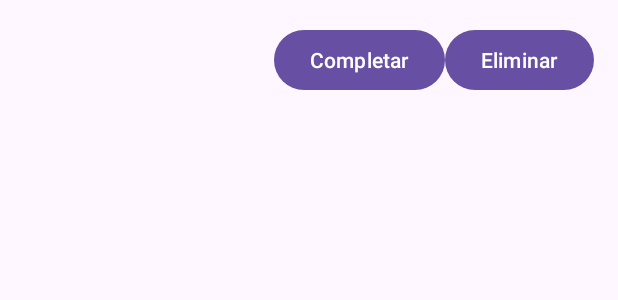
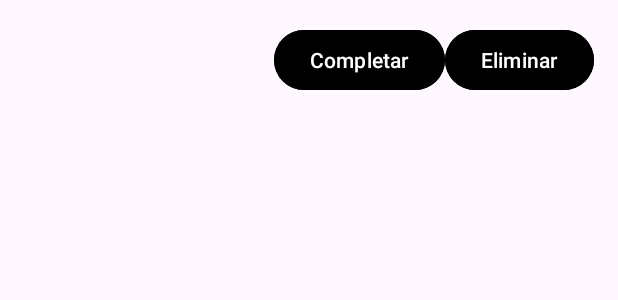
Before and after one commit to AndresZapataPascual/FamilyTasker, an Android app: the layout list_item_tarea.xml on its own in the app's theme, with its tools: preview values and no code run, on a phone screen of 412 x 824 dp. Shown: the top 300 px of the screen. Run offline under Robolectric (Android 15) with nearby library versions, the phone set to English and light mode, and no system bars.

```diff
--- a/app/src/main/res/layout/item_lista.xml
+++ b/app/src/main/res/layout/item_lista.xml
@@ -17,6 +17,8 @@
         android:id="@+id/buttonDelete"
         android:layout_width="wrap_content"
         android:layout_height="wrap_content"
+        android:textColor="@android:color/white"
+        android:backgroundTint="@color/black"
         android:text="@string/itemlistatxtbtn"/>
 
 </LinearLayout>
--- a/app/src/main/res/layout/list_item_tarea.xml
+++ b/app/src/main/res/layout/list_item_tarea.xml
@@ -19,12 +19,16 @@
         android:id="@+id/buttonCompletar"
         android:layout_width="wrap_content"
         android:layout_height="wrap_content"
+        android:textColor="@android:color/white"
+        android:backgroundTint="@color/black"
         android:text="@string/txtTerminada"/>
 
     <Button
         android:id="@+id/buttonEliminar"
         android:layout_width="wrap_content"
         android:layout_height="wrap_content"
+        android:textColor="@android:color/white"
+        android:backgroundTint="@color/black"
         android:text="@string/txtEliminar"/>
 
 </LinearLayout>
--- a/app/src/main/res/layout/listas_activity.xml
+++ b/app/src/main/res/layout/listas_activity.xml
@@ -2,6 +2,7 @@
 <LinearLayout xmlns:android="http://schemas.android.com/apk/res/android"
     android:layout_width="match_parent"
     android:layout_height="match_parent"
+    xmlns:app="http://schemas.android.com/apk/res-auto"
     android:orientation="vertical"
     android:layout_gravity="center"
     android:background="@color/white">
@@ -13,7 +14,7 @@
         android:layout_height="?attr/actionBarSize"
         android:background="@color/black"
         android:theme="?attr/actionBarTheme"
-        android:titleTextColor="@android:color/white"
+        app:titleTextColor="@color/white"
         android:titleTextAppearance="@style/TextAppearance.AppCompat.Widget.ActionBar.Title" />
 
 
@@ -40,6 +41,8 @@
             android:layout_width="85dp"
             android:layout_height="match_parent"
             android:layout_marginLeft="5dp"
+            android:textColor="@android:color/white"
+            android:backgroundTint="@color/black"
             android:text="@string/textBtnCrearLista" />
 
     </LinearLayout>
--- a/app/src/main/res/layout/tareas_activity.xml
+++ b/app/src/main/res/layout/tareas_activity.xml
@@ -14,7 +14,6 @@
         android:theme="?attr/actionBarTheme"
         android:titleTextColor="@android:color/white"
         android:titleTextAppearance="@style/TextAppearance.AppCompat.Widget.ActionBar.Title" />
-
 
     <!-- Linear layout horizontal para el botón de crear la lista -->
     <LinearLayout
@@ -38,6 +37,8 @@
             android:id="@+id/buttonCreateTarea"
             android:layout_width="85dp"
             android:layout_height="match_parent"
+            android:textColor="@android:color/white"
+            android:backgroundTint="@color/black"
             android:layout_marginLeft="5dp"
             android:text="@string/textBtnCrearLista" />
 
```
Also changed, not shown: app/src/main/java/com/andreszapata/familytasker/ListaAdapter.java (+20 -0 lines), app/src/main/java/com/andreszapata/familytasker/TareaAdapter.java (+26 -8 lines).
